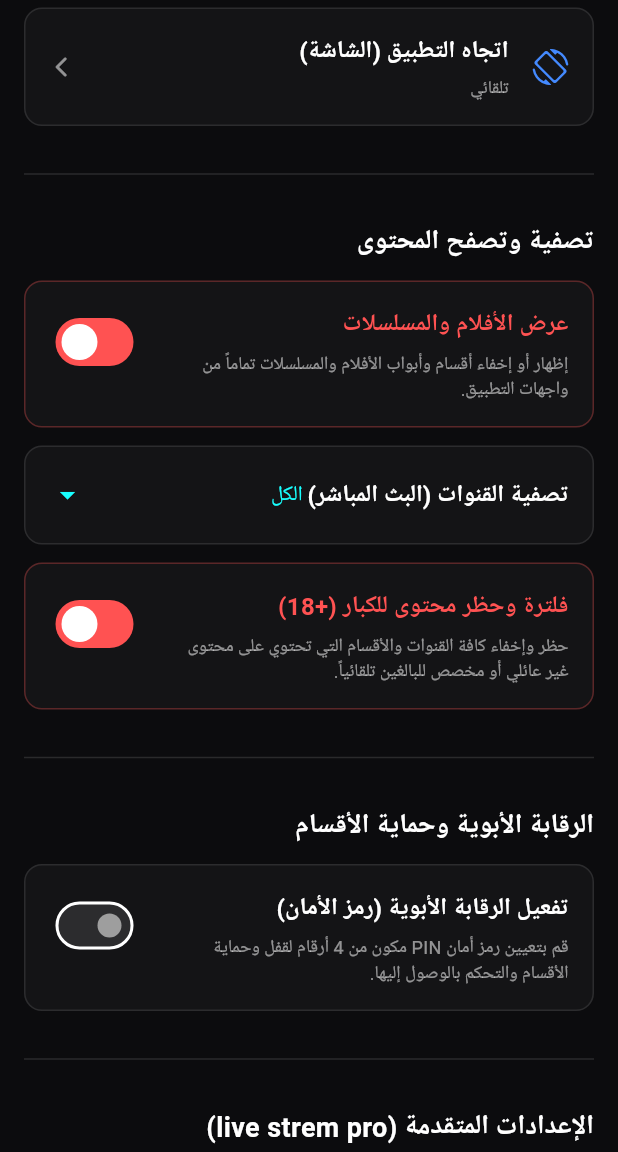
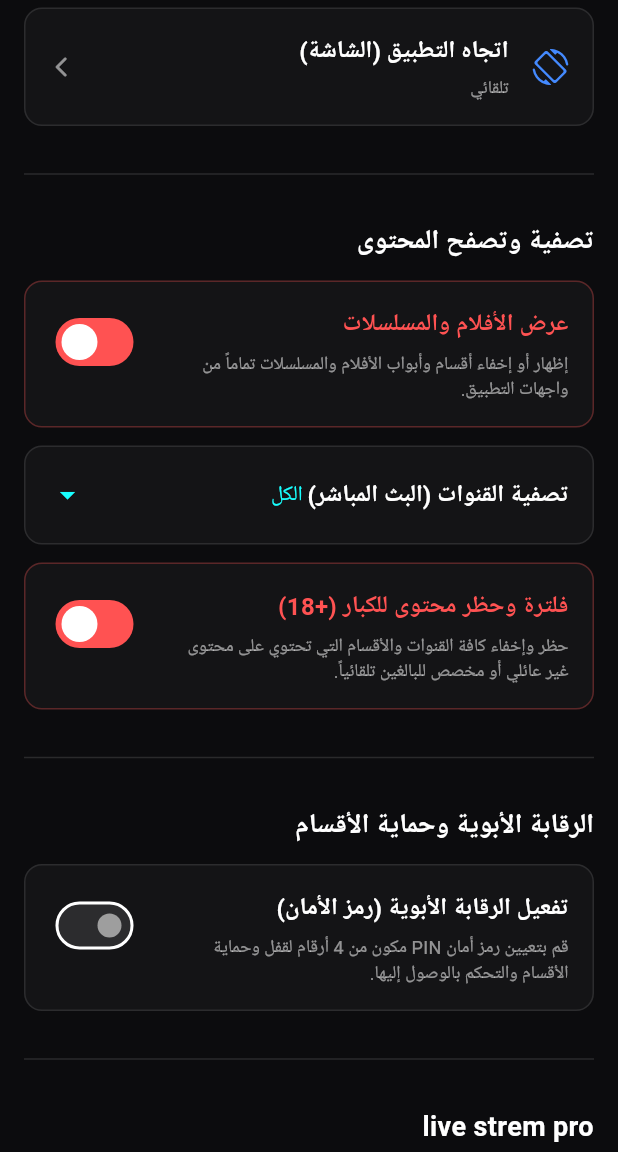
Before and after one commit to mahmoudhwhwhwh/flutter-iptv-player, a Flutter app: the SettingsScreen screen opened directly, scrolled down 576 dp, on a phone screen of 412 x 824 dp, the part 84-1236 px from its top. Run offline on Flutter 3.47's test engine with Material 3 defaults, Android fonts, the phone set to English and light mode, and no system bars; our stand-ins replace better_player_plus, cached_network_image, device_info_plus, dio, firebase_analytics, firebase_core and 6 more; accounts and stored records are empty; network calls fail; Roboto replaces fonts that are missing (Cairo).

Commit message:
Change settings title to only live strem pro

```diff
--- a/lib/screens/settings_screen.dart
+++ b/lib/screens/settings_screen.dart
@@ -301,7 +301,7 @@ class _SettingsScreenState extends State<SettingsScreen> {
               const Divider(color: Colors.white12),
               const SizedBox(height: 24),
 
-              const Text("الإعدادات المتقدمة (live strem pro)", style: TextStyle(color: Colors.white, fontSize: 18, fontWeight: FontWeight.bold)),
+              const Text("live strem pro", style: TextStyle(color: Colors.white, fontSize: 18, fontWeight: FontWeight.bold)),
               const SizedBox(height: 12),
 
               // Warning box
```
